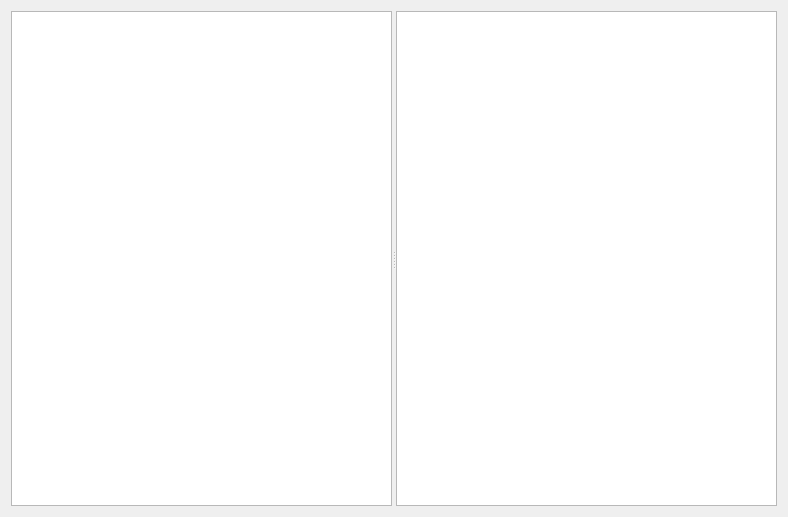
Qt form src/bsdd_gui/module/group_of_properties/qt/Widget.ui (c-mellueh/bSDD-Toolkit) before a commit.
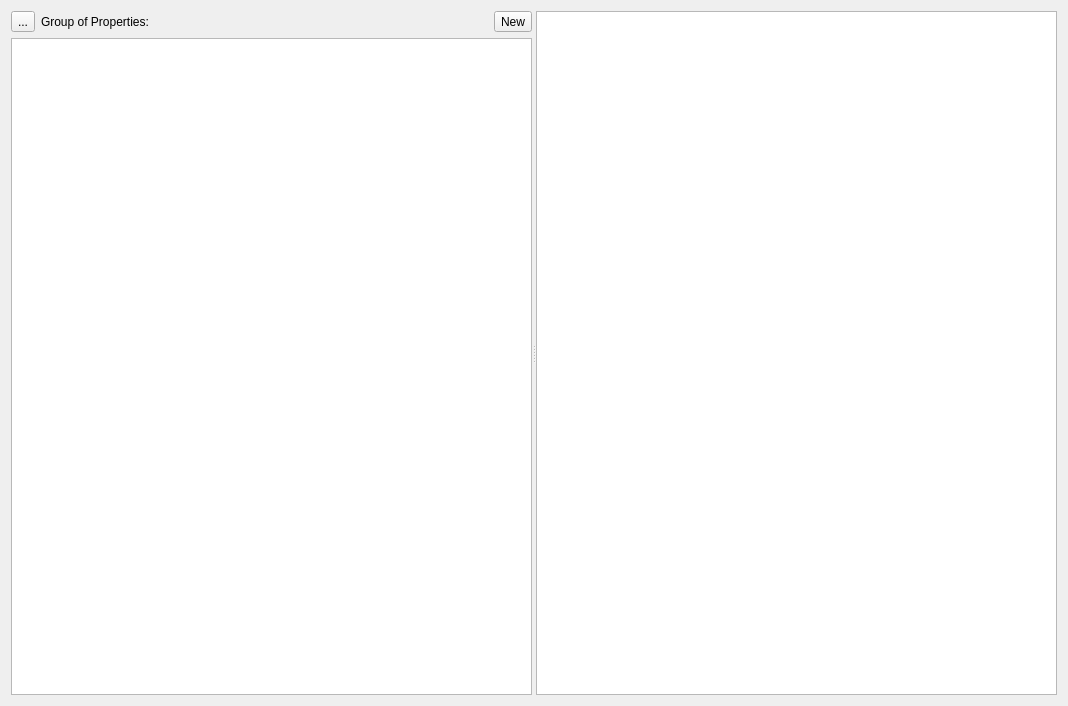
The same form after that commit. Custom widgets are drawn as their Qt base class.

The edit to the form file:
```diff
--- a/src/bsdd_gui/module/group_of_properties/qt/Widget.ui
+++ b/src/bsdd_gui/module/group_of_properties/qt/Widget.ui
@@ -6,8 +6,8 @@
    <rect>
     <x>0</x>
     <y>0</y>
-    <width>788</width>
-    <height>517</height>
+    <width>1068</width>
+    <height>706</height>
    </rect>
   </property>
   <property name="windowTitle">
@@ -22,6 +22,27 @@
      <widget class="QWidget" name="gridLayoutWidget_2">
       <layout class="QGridLayout" name="gridLayout_2">
        <item row="0" column="0">
+        <widget class="QToolButton" name="tb_search">
+         <property name="text">
+          <string>...</string>
+         </property>
+        </widget>
+       </item>
+       <item row="0" column="1">
+        <widget class="QLabel" name="lb_class">
+         <property name="text">
+          <string>Group of Properties:</string>
+         </property>
+        </widget>
+       </item>
+       <item row="0" column="2">
+        <widget class="QToolButton" name="tb_new">
+         <property name="text">
+          <string>New</string>
+         </property>
+        </widget>
+       </item>
+       <item row="1" column="0" colspan="3">
         <widget class="GroupOfPropertiesView" name="treeView"/>
        </item>
       </layout>
```
